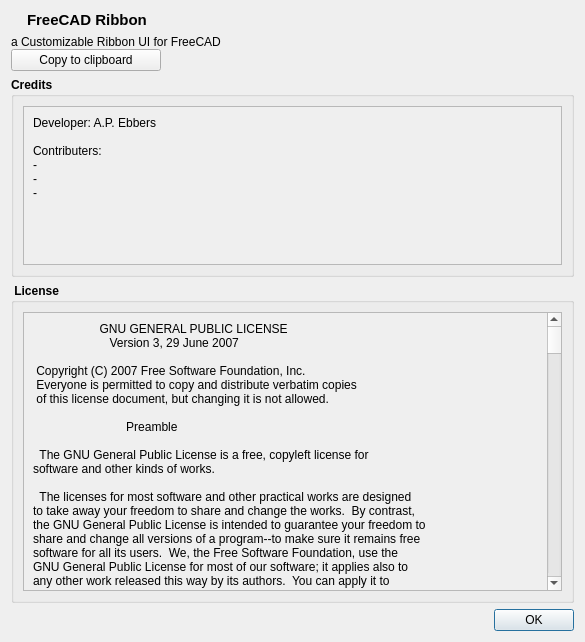
Qt form Resources/ui/LicenseForm.ui (APEbbers/FreeCAD-Ribbon) before a commit.
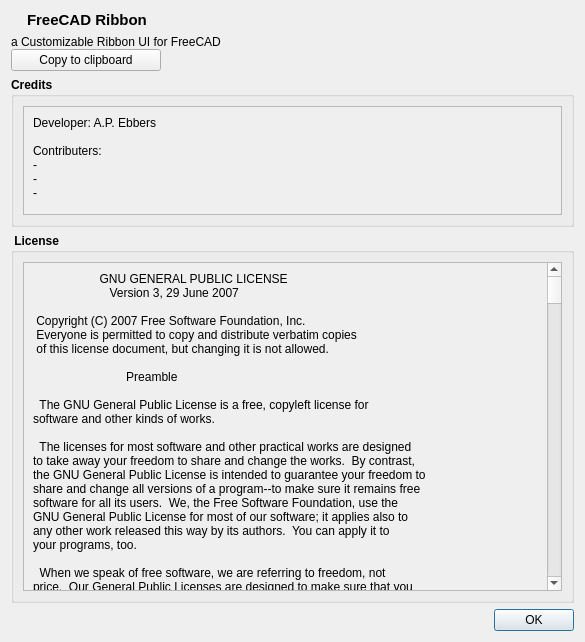
The same form after that commit.

The edit to the form file:
```diff
--- a/Resources/ui/LicenseForm.ui
+++ b/Resources/ui/LicenseForm.ui
@@ -684,7 +684,7 @@
      <property name="minimumSize">
       <size>
        <width>0</width>
-       <height>200</height>
+       <height>150</height>
       </size>
      </property>
      <property name="baseSize">
@@ -712,15 +712,15 @@
           <rect>
            <x>0</x>
            <y>0</y>
-           <width>545</width>
-           <height>162</height>
+           <width>533</width>
+           <height>114</height>
           </rect>
          </property>
          <layout class="QGridLayout" name="gridLayout_7">
           <item row="0" column="0">
            <widget class="QLabel" name="ContributersText">
             <property name="sizePolicy">
-             <sizepolicy hsizetype="Preferred" vsizetype="Expanding">
+             <sizepolicy hsizetype="Preferred" vsizetype="Preferred">
               <horstretch>0</horstretch>
               <verstretch>0</verstretch>
              </sizepolicy>
```
